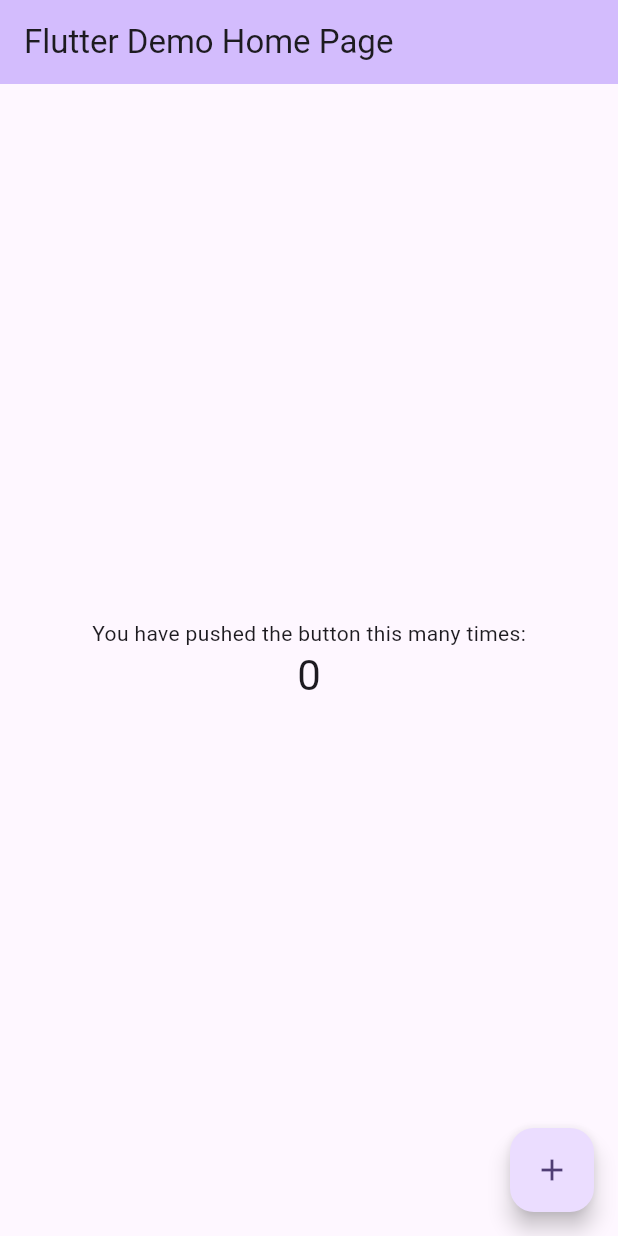
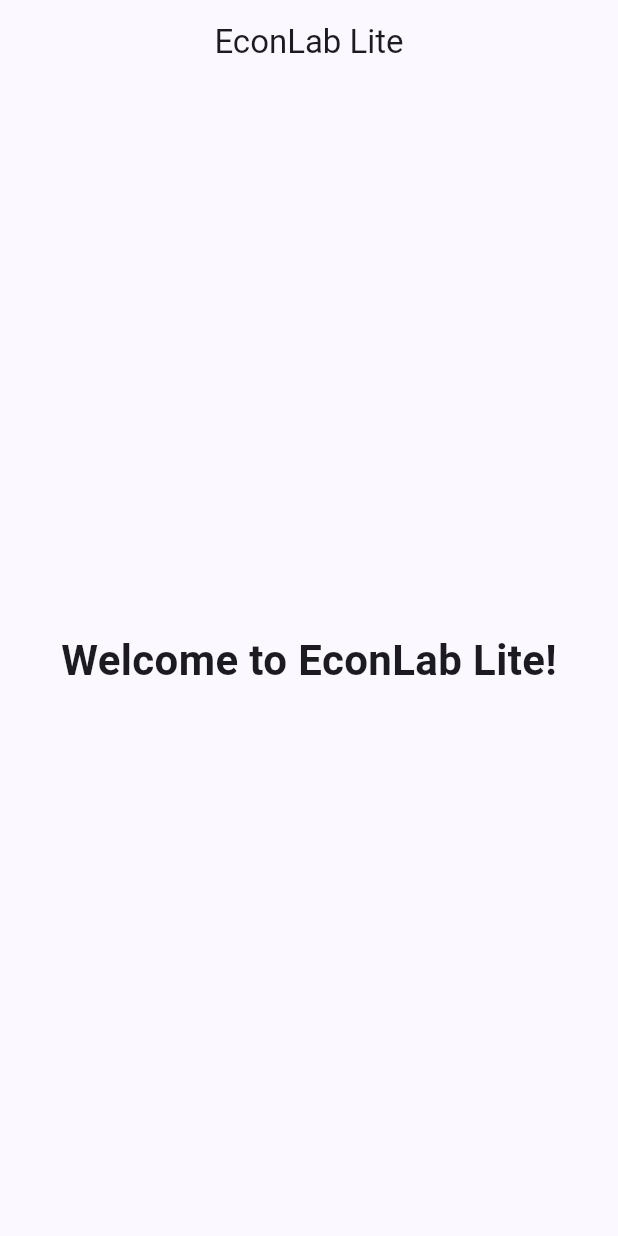
Before and after one commit to tanishgurjar3113-coder/econlab-lite, a Flutter app: the screen it shows after launch, on a phone screen of 412 x 824 dp. Run offline on Flutter 3.47's test engine with Material 3 defaults, Android fonts, the phone set to English and light mode, and no system bars.

```diff
--- a/lib/main.dart
+++ b/lib/main.dart
@@ -1,121 +1,44 @@
 import 'package:flutter/material.dart';
 
 void main() {
-  runApp(const MyApp());
+  runApp(const EconLabApp());
 }
 
-class MyApp extends StatelessWidget {
-  const MyApp({super.key});
+class EconLabApp extends StatelessWidget {
+  const EconLabApp({super.key});
 
-  // This widget is the root of your application.
   @override
   Widget build(BuildContext context) {
     return MaterialApp(
-      title: 'Flutter Demo',
+      debugShowCheckedModeBanner: false,
+      title: 'EconLab Lite',
       theme: ThemeData(
-        // This is the theme of your application.
-        //
-        // TRY THIS: Try running your application with "flutter run". You'll see
-        // the application has a purple toolbar. Then, without quitting the app,
-        // try changing the seedColor in the colorScheme below to Colors.green
-        // and then invoke "hot reload" (save your changes or press the "hot
-        // reload" button in a Flutter-supported IDE, or press "r" if you used
-        // the command line to start the app).
-        //
-        // Notice that the counter didn't reset back to zero; the application
-        // state is not lost during the reload. To reset the state, use hot
-        // restart instead.
-        //
-        // This works for code too, not just values: Most code changes can be
-        // tested with just a hot reload.
-        colorScheme: .fromSeed(seedColor: Colors.deepPurple),
+        colorSchemeSeed: Colors.indigo,
+        useMaterial3: true,
       ),
-      home: const MyHomePage(title: 'Flutter Demo Home Page'),
+      home: const HomePage(),
     );
   }
 }
 
-class MyHomePage extends StatefulWidget {
-  const MyHomePage({super.key, required this.title});
-
-  // This widget is the home page of your application. It is stateful, meaning
-  // that it has a State object (defined below) that contains fields that affect
-  // how it looks.
-
-  // This class is the configuration for the state. It holds the values (in this
-  // case the title) provided by the parent (in this case the App widget) and
-  // used by the build method of the State. Fields in a Widget subclass are
-  // always marked "final".
-
-  final String title;
-
-  @override
-  State<MyHomePage> createState() => _MyHomePageState();
-}
-
-class _MyHomePageState extends State<MyHomePage> {
-  int _counter = 0;
-
-  void _incrementCounter() {
-    setState(() {
-      // This call to setState tells the Flutter framework that something has
-      // changed in this State, which causes it to rerun the build method below
-      // so that the display can reflect the updated values. If we changed
-      // _counter without calling setState(), then the build method would not be
-      // called again, and so nothing would appear to happen.
-      _counter++;
-    });
-  }
+class HomePage extends StatelessWidget {
+  const HomePage({super.key});
 
   @override
   Widget build(BuildContext context) {
-    // This method is rerun every time setState is called, for instance as done
-    // by the _incrementCounter method above.
-    //
-    // The Flutter framework has been optimized to make rerunning build methods
-    // fast, so that you can just rebuild anything that needs updating rather
-    // than having to individually change instances of widgets.
     return Scaffold(
       appBar: AppBar(
-        // TRY THIS: Try changing the color here to a specific color (to
-        // Colors.amber, perhaps?) and trigger a hot reload to see the AppBar
-        // change color while the other colors stay the same.
-        backgroundColor: Theme.of(context).colorScheme.inversePrimary,
-        // Here we take the value from the MyHomePage object that was created by
-        // the App.build method, and use it to set our appbar title.
-        title: Text(widget.title),
+        title: const Text("EconLab Lite"),
+        centerTitle: true,
       ),
-      body: Center(
-        // Center is a layout widget. It takes a single child and positions it
-        // in the middle of the parent.
-        child: Column(
-          // Column is also a layout widget. It takes a list of children and
-          // arranges them vertically. By default, it sizes itself to fit its
-          // children horizontally, and tries to be as tall as its parent.
-          //
-          // Column has various properties to control how it sizes itself and
-          // how it positions its children. Here we use mainAxisAlignment to
-          // center the children vertically; the main axis here is the vertical
-          // axis because Columns are vertical (the cross axis would be
-          // horizontal).
-          //
-          // TRY THIS: Invoke "debug painting" (choose the "Toggle Debug Paint"
-          // action in the IDE, or press "p" in the console), to see the
-          // wireframe for each widget.
-          mainAxisAlignment: .center,
-          children: [
-            const Text('You have pushed the button this many times:'),
-            Text(
-              '$_counter',
-              style: Theme.of(context).textTheme.headlineMedium,
-            ),
-          ],
+      body: const Center(
+        child: Text(
+          "Welcome to EconLab Lite!",
+          style: TextStyle(
+            fontSize: 28,
+            fontWeight: FontWeight.bold,
+          ),
         ),
-      ),
-      floatingActionButton: FloatingActionButton(
-        onPressed: _incrementCounter,
-        tooltip: 'Increment',
-        child: const Icon(Icons.add),
       ),
     );
   }
```
Also changed, not shown: lib/screens/home/home_screen.dart (added), lib/widgets/tool_card.dart (added).
